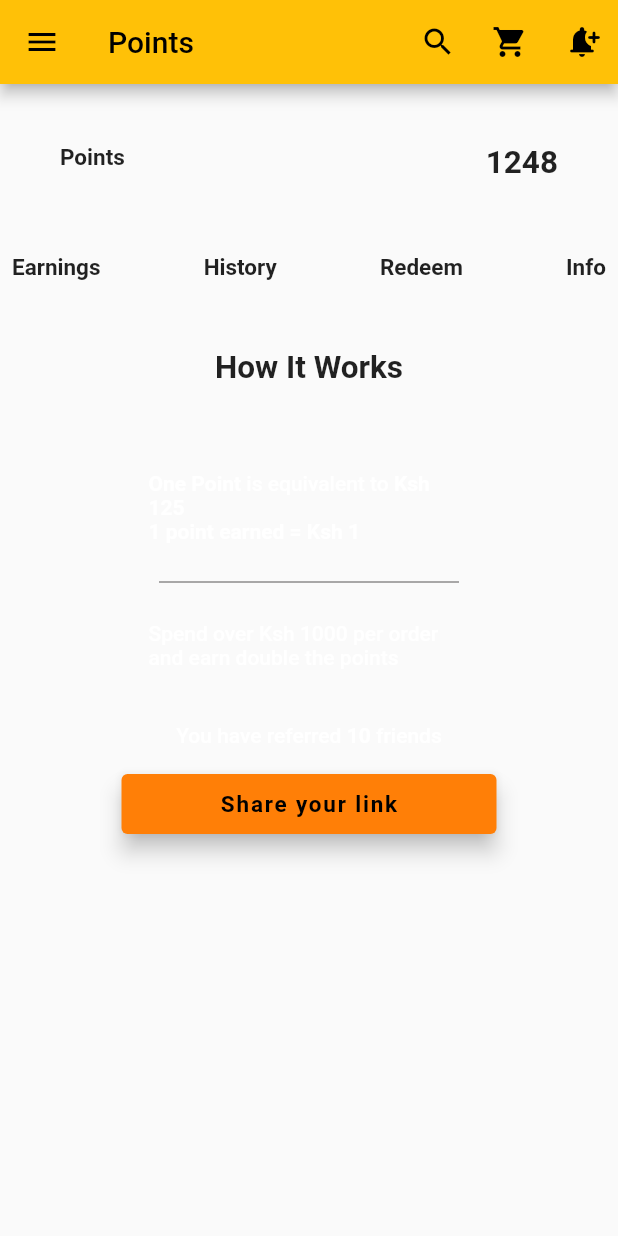
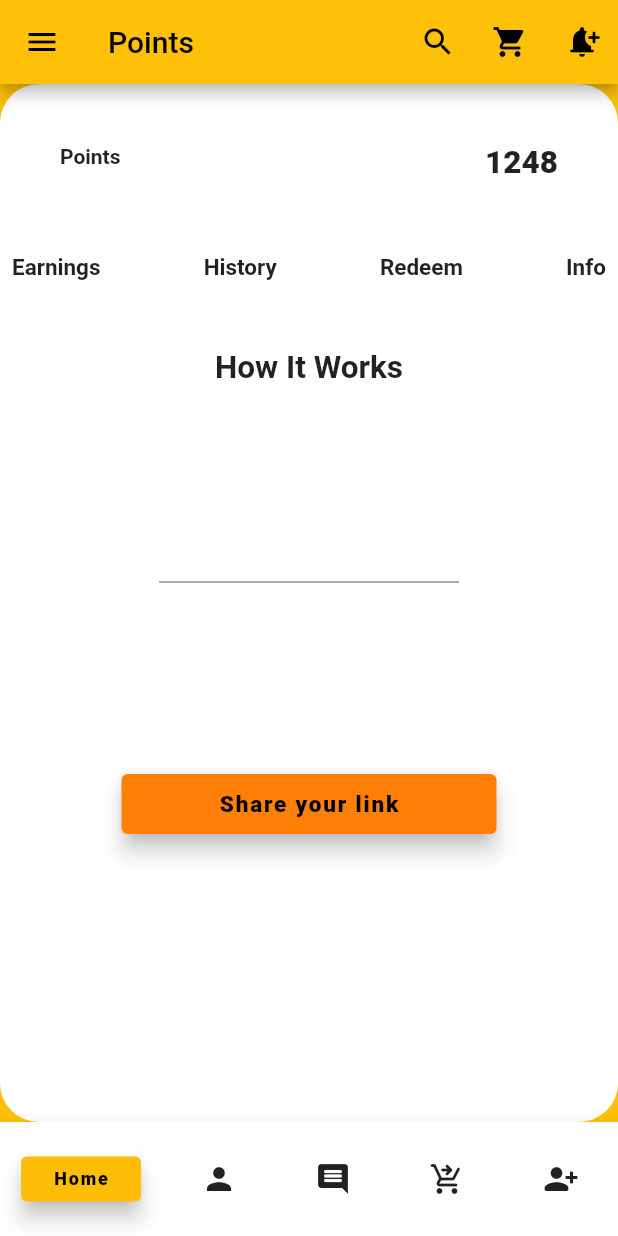
Before and after one commit to fayiehub/Flutter_UI_screens, a Flutter app: the screen it shows after launch, on a phone screen of 412 x 824 dp. Run offline on Flutter 3.47's test engine with Material 2 defaults, Android fonts, the phone set to English and light mode, and no system bars.

Commit message:
fifth commit

```diff
--- a/lib/main.dart
+++ b/lib/main.dart
@@ -34,6 +34,7 @@ class _MyHomePageState extends State<MyHomePage> {
   @override
   Widget build(BuildContext context) {
     return Scaffold(
+      backgroundColor: Colors.amber,
       appBar: AppBar(
         title: Text(widget.title),
         actions: <Widget>[
@@ -46,7 +47,8 @@ class _MyHomePageState extends State<MyHomePage> {
       drawer: Icon(Icons.menu),
       body: Container(
         decoration: BoxDecoration(
-          borderRadius: BorderRadius.circular(10),
+          borderRadius: BorderRadius.circular(26),
+          color: Colors.white,
         ),
         child: Column(
           children: [
@@ -58,11 +60,11 @@ class _MyHomePageState extends State<MyHomePage> {
                   children: [
                     Text("Points",
                         style: TextStyle(
-                            fontSize: 15, fontWeight: FontWeight.bold)),
+                            fontSize: 14, fontWeight: FontWeight.bold)),
                     Text(
                       "1248",
                       style:
-                          TextStyle(fontSize: 21, fontWeight: FontWeight.w700),
+                          TextStyle(fontSize: 21, fontWeight: FontWeight.w900),
                     )
                   ]),
             ),
@@ -179,14 +181,48 @@ class _MyHomePageState extends State<MyHomePage> {
                       child: Text('Share your link',
                           style: TextStyle(
                               fontSize: 15,
-                              fontWeight: FontWeight.bold,
+                              fontWeight: FontWeight.w900,
                               color: Colors.black)),
                     ),
                   )
                 ],
               ),
-            )
+            ),
           ],
+        ),
+      ),
+      bottomNavigationBar: BottomAppBar(
+        child: Padding(
+          padding: const EdgeInsets.all(14.0),
+          child: Row(
+            mainAxisAlignment: MainAxisAlignment.spaceBetween,
+            children: [
+              Container(
+                  width: 80,
+                  height: 30,
+                  child: FloatingActionButton(
+                    onPressed: () {
+                      // code to execute when the button is pressed
+                    },
+                    shape: RoundedRectangleBorder(
+                      borderRadius: BorderRadius.circular(4),
+                    ),
+                    backgroundColor: Color.fromARGB(255, 255, 189, 7),
+                    child: Text('Home',
+                        style: TextStyle(
+                            fontSize: 12,
+                            fontWeight: FontWeight.w900,
+                            color: Colors.black)),
+                  )),
+              IconButton(onPressed: () {}, icon: Icon(Icons.person)),
+              IconButton(onPressed: () {}, icon: Icon(Icons.comment_rounded)),
+              IconButton(
+                  onPressed: () {},
+                  icon: Icon(Icons.shopping_cart_checkout_rounded)),
+              IconButton(
+                  onPressed: () {}, icon: Icon(Icons.person_add_alt_1_rounded))
+            ],
+          ),
         ),
       ),
     );
```
